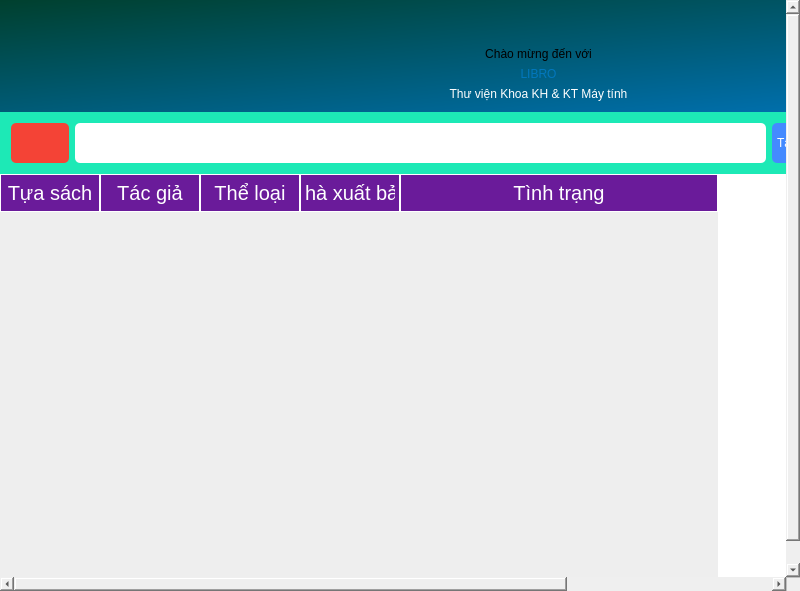
Old version of the form mainwindow.ui in the repository duydvu/Library.
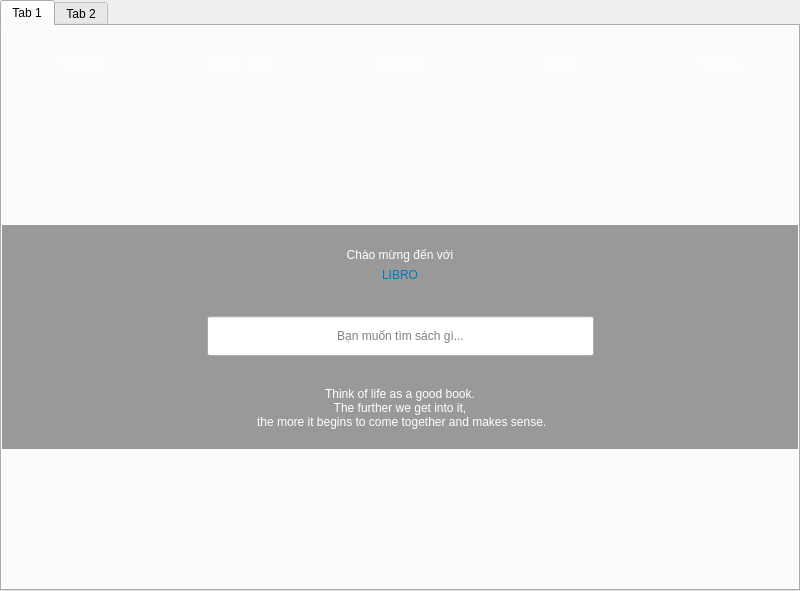
New version of the form. Icons and pictures are not drawn.

Commit message:
new interface color
User interface is now more beautiful, isn't it?

The edit to the form file:
```diff
--- a/mainwindow.ui
+++ b/mainwindow.ui
@@ -13,6 +13,12 @@
     <height>591</height>
    </rect>
   </property>
+  <property name="minimumSize">
+   <size>
+    <width>720</width>
+    <height>560</height>
+   </size>
+  </property>
   <property name="windowTitle">
    <string>MainWindow</string>
   </property>
@@ -21,7 +27,32 @@
   </property>
   <widget class="QWidget" name="centralWidget">
    <property name="styleSheet">
-    <string notr="true"/>
+    <string notr="true">QScrollBar:vertical {
+      	border: 1px solid #999999;
+       	background: rgba(0,0,0,80);
+       	width: 10px;    
+        margin: 0px 0px 0px 0px;
+		border:none;
+}
+QScrollBar::handle:vertical {
+        background: rgba(0,0,0,80);
+        min-height: 0px;
+border-radius: 3px;
+}
+QScrollBar::add-line:vertical {
+       background: rgba(0,0,0,80);
+        height: 0px;
+        subcontrol-position: bottom;
+        subcontrol-origin: margin;
+border-radius: 3px;
+}
+QScrollBar::sub-line:vertical {
+        background: rgba(0,0,0,80);
+       height: 0 px;
+       subcontrol-position: top;
+       subcontrol-origin: margin;
+border-radius: 3px;
+}</string>
    </property>
    <layout class="QGridLayout" name="gridLayout">
     <property name="leftMargin">
@@ -39,54 +70,19 @@
     <property name="spacing">
      <number>0</number>
     </property>
-    <item row="0" column="1">
-     <widget class="QScrollArea" name="scrollArea">
-      <property name="styleSheet">
-       <string notr="true">border: none;</string>
-      </property>
-      <property name="widgetResizable">
-       <bool>true</bool>
-      </property>
-      <widget class="QWidget" name="scrollAreaWidgetContents">
-       <property name="geometry">
-        <rect>
-         <x>-316</x>
-         <y>0</y>
-         <width>1099</width>
-         <height>771</height>
-        </rect>
-       </property>
-       <property name="styleSheet">
-        <string notr="true">border: none;</string>
-       </property>
-       <layout class="QVBoxLayout" name="verticalLayout" stretch="0">
-        <property name="spacing">
-         <number>0</number>
-        </property>
-        <property name="leftMargin">
-         <number>0</number>
-        </property>
-        <property name="topMargin">
-         <number>0</number>
-        </property>
-        <property name="rightMargin">
-         <number>0</number>
-        </property>
-        <property name="bottomMargin">
-         <number>0</number>
-        </property>
-        <item>
-         <widget class="QFrame" name="frame">
+    <item row="0" column="0">
+     <widget class="QTabWidget" name="tabWidget">
           <property name="styleSheet">
            <string notr="true"/>
           </property>
-          <property name="frameShape">
-           <enum>QFrame::StyledPanel</enum>
-          </property>
-          <property name="frameShadow">
-           <enum>QFrame::Raised</enum>
-          </property>
-          <layout class="QVBoxLayout" name="verticalLayout_2" stretch="1,0,0">
+      <property name="currentIndex">
+       <number>0</number>
+      </property>
+      <widget class="QWidget" name="tab_3">
+       <attribute name="title">
+        <string>Tab 1</string>
+       </attribute>
+       <layout class="QVBoxLayout" name="verticalLayout_3" stretch="1,4,4,4">
            <property name="spacing">
             <number>0</number>
            </property>
@@ -102,23 +98,22 @@
            <property name="bottomMargin">
             <number>0</number>
            </property>
-           <item>
-            <widget class="QFrame" name="frame_2">
-             <property name="styleSheet">
-              <string notr="true">background: url(Images/Background.png) no-repeat center center;
-background-color: qlineargradient(spread:reflect, x1:0, y1:0, x2:1, y2:1, stop:0 rgba(0, 64, 46, 255), stop:1 rgba(0, 118, 191, 255));</string>
-             </property>
-             <property name="frameShape">
-              <enum>QFrame::StyledPanel</enum>
-             </property>
-             <property name="frameShadow">
-              <enum>QFrame::Raised</enum>
-             </property>
-             <layout class="QVBoxLayout" name="verticalLayout_3" stretch="1,2,2,1">
               <item>
                <layout class="QHBoxLayout" name="horizontalLayout_3">
+          <property name="spacing">
+           <number>18</number>
+          </property>
+          <property name="sizeConstraint">
+           <enum>QLayout::SetFixedSize</enum>
+          </property>
                 <property name="leftMargin">
-                 <number>800</number>
+           <number>9</number>
+          </property>
+          <property name="topMargin">
+           <number>18</number>
+          </property>
+          <property name="rightMargin">
+           <number>9</number>
                 </property>
                 <item>
                  <widget class="QPushButton" name="Search">
@@ -128,11 +123,12 @@
                   <property name="styleSheet">
                    <string notr="true">QPushButton 
 {
-	height: 30px;
+	height: 40px;
+	width: 120px;
 	border-radius: 4px;
 	border: none;
 	font: 15pt &quot;Myriad Pro Cond&quot;;
-	background: #D32F2F;
+	background: rgba(255,255,255,80);
 	color: #fff;
 	outline: none;
 }
@@ -158,11 +154,12 @@
                   <property name="styleSheet">
                    <string notr="true">QPushButton 
 {
-	height: 30px;
+	height: 40px;
+	width: 120px;
 	border-radius: 4px;
 	border: none;
 	font: 15pt &quot;Myriad Pro Cond&quot;;
-	background: #D32F2F;
+	background: rgba(255,255,255,80);
 	color: #fff;
 	outline: none;
 }
@@ -188,11 +185,12 @@
                   <property name="styleSheet">
                    <string notr="true">QPushButton 
 {
-	height: 30px;
+	height: 40px;
+	width: 120px;
 	border-radius: 4px;
 	border: none;
 	font: 15pt &quot;Myriad Pro Cond&quot;;
-	background: #D32F2F;
+	background: rgba(255,255,255,80);
 	color: #fff;
 	outline: none;
 }
@@ -218,11 +216,12 @@
                   <property name="styleSheet">
                    <string notr="true">QPushButton 
 {
-	height: 30px;
+	height: 40px;
+	width: 120px;
 	border-radius: 4px;
 	border: none;
 	font: 15pt &quot;Myriad Pro Cond&quot;;
-	background: #D32F2F;
+	background: rgba(255,255,255,80);
 	color: #fff;
 	outline: none;
 }
@@ -248,11 +247,12 @@
                   <property name="styleSheet">
                    <string notr="true">QPushButton 
 {
-	height: 30px;
+	height: 40px;
+	width: 120px;
 	border-radius: 4px;
 	border: none;
 	font: 15pt &quot;Myriad Pro Cond&quot;;
-	background: #D32F2F;
+	background: rgba(255,255,255,80);
 	color: #fff;
 	outline: none;
 }
@@ -273,11 +273,44 @@
                </layout>
               </item>
               <item>
+         <widget class="QLabel" name="label_5">
+          <property name="styleSheet">
+           <string notr="true">background: none;</string>
+          </property>
+          <property name="text">
+           <string/>
+          </property>
+         </widget>
+        </item>
+        <item>
+         <widget class="QWidget" name="widget_2" native="true">
+          <property name="styleSheet">
+           <string notr="true">background: rgba(0,0,0,100);</string>
+          </property>
+          <layout class="QVBoxLayout" name="verticalLayout_2">
+           <property name="spacing">
+            <number>0</number>
+           </property>
+           <property name="leftMargin">
+            <number>0</number>
+           </property>
+           <property name="topMargin">
+            <number>0</number>
+           </property>
+           <property name="rightMargin">
+            <number>0</number>
+           </property>
+           <property name="bottomMargin">
+            <number>0</number>
+           </property>
+           <item>
                <widget class="QLabel" name="label_2">
                 <property name="styleSheet">
-                 <string notr="true">font: 40pt &quot;Lobster&quot;;
-
-background: none;</string>
+              <string notr="true">font: 30pt &quot;Lobster&quot;;
+color: rgba(255,255,255,255);
+background: none;
+margin: 0;
+margin-top: 20px;</string>
                 </property>
                 <property name="text">
                  <string>Chào mừng đến với</string>
@@ -290,9 +323,11 @@
               <item>
                <widget class="QLabel" name="label_3">
                 <property name="styleSheet">
-                 <string notr="true">font: 60pt &quot;Lobster&quot;;
+              <string notr="true">font: 45pt &quot;Lobster&quot;;
 color: #0277BD;
-background: none;</string>
+background: none;
+margin: 0;
+margin-bottom: 20px;</string>
                 </property>
                 <property name="text">
                  <string>LIBRO</string>
@@ -302,15 +337,83 @@
                 </property>
                </widget>
               </item>
+           <item>
+            <widget class="QWidget" name="widget" native="true">
+             <property name="styleSheet">
+              <string notr="true">background: none;</string>
+             </property>
+             <layout class="QHBoxLayout" name="horizontalLayout_4" stretch="1,2,1">
+              <item>
+               <spacer name="horizontalSpacer">
+                <property name="orientation">
+                 <enum>Qt::Horizontal</enum>
+                </property>
+                <property name="sizeHint" stdset="0">
+                 <size>
+                  <width>188</width>
+                  <height>20</height>
+                 </size>
+                </property>
+               </spacer>
+              </item>
+              <item>
+               <widget class="QLineEdit" name="mainSearch">
+                <property name="minimumSize">
+                 <size>
+                  <width>0</width>
+                  <height>40</height>
+                 </size>
+                </property>
+                <property name="maximumSize">
+                 <size>
+                  <width>16777215</width>
+                  <height>40</height>
+                 </size>
+                </property>
+                <property name="styleSheet">
+                 <string notr="true">height: 40px;
+border-radius: 10px;
+padding-left: 10px;
+background: rgba(255,255,255,255);
+font: 20pt &quot;Myriad Pro Cond&quot;;
+/*margin: 0 100px 0 100px;/*</string>
+                </property>
+                <property name="alignment">
+                 <set>Qt::AlignCenter</set>
+                </property>
+                <property name="placeholderText">
+                 <string>Bạn muốn tìm sách gì...</string>
+                </property>
+               </widget>
+              </item>
+              <item>
+               <spacer name="horizontalSpacer_2">
+                <property name="orientation">
+                 <enum>Qt::Horizontal</enum>
+                </property>
+                <property name="sizeHint" stdset="0">
+                 <size>
+                  <width>188</width>
+                  <height>20</height>
+                 </size>
+                </property>
+               </spacer>
+              </item>
+             </layout>
+            </widget>
+           </item>
               <item>
                <widget class="QLabel" name="label_4">
                 <property name="styleSheet">
-                 <string notr="true">font: 30pt &quot;Lobster&quot;;
+              <string notr="true">font: 15pt &quot;Lobster&quot;;
 color: #fff;
-background: none;</string>
+background: none;
+margin: 20px 0 20px 0;</string>
                 </property>
                 <property name="text">
-                 <string>Thư viện Khoa KH &amp; KT Máy tính</string>
+              <string>Think of life as a good book.
+The further we get into it,
+ the more it begins to come together and makes sense.</string>
                 </property>
                 <property name="alignment">
                  <set>Qt::AlignCenter</set>
@@ -321,9 +424,44 @@
             </widget>
            </item>
            <item>
+         <widget class="QLabel" name="label_6">
+          <property name="styleSheet">
+           <string notr="true">background: none;</string>
+          </property>
+          <property name="text">
+           <string/>
+          </property>
+         </widget>
+        </item>
+       </layout>
+      </widget>
+      <widget class="QWidget" name="tab_4">
+       <property name="styleSheet">
+        <string notr="true">background: none;</string>
+       </property>
+       <attribute name="title">
+        <string>Tab 2</string>
+       </attribute>
+       <layout class="QGridLayout" name="gridLayout_2">
+        <property name="leftMargin">
+         <number>10</number>
+        </property>
+        <property name="topMargin">
+         <number>10</number>
+        </property>
+        <property name="rightMargin">
+         <number>10</number>
+        </property>
+        <property name="bottomMargin">
+         <number>10</number>
+        </property>
+        <property name="horizontalSpacing">
+         <number>10</number>
+        </property>
+        <item row="0" column="0">
             <widget class="QFrame" name="MainBar">
              <property name="styleSheet">
-              <string notr="true">background: #1DE9B6;</string>
+           <string notr="true">background: rgba(0,0,0,80);</string>
              </property>
              <property name="frameShape">
               <enum>QFrame::StyledPanel</enum>
@@ -331,7 +469,7 @@
              <property name="frameShadow">
               <enum>QFrame::Raised</enum>
              </property>
-             <layout class="QHBoxLayout" name="horizontalLayout_2" stretch="1,12,3,2">
+          <layout class="QHBoxLayout" name="horizontalLayout_2" stretch="1,10,3,2">
               <item>
                <widget class="QPushButton" name="Back">
                 <property name="cursor">
@@ -342,7 +480,7 @@
 	height: 40px;
 	border-width: 0px;
 	border-radius: 5px;
-	background-color: #F44336;
+	background: rgba(244,67,54,150);
 	color: #222;
 	outline: none;
 	font: 15pt &quot;Myriad Pro Cond&quot;;
@@ -378,40 +516,34 @@
               <item>
                <widget class="QComboBox" name="Category">
                 <property name="styleSheet">
-                 <string notr="true">#Category{
+              <string notr="true">QComboBox{	
 	height: 40px;
 	border-width: 0px;
 	border-radius: 5px;
-	background-color: #448AFF;
+	background: rgba(68,138,255,200);
 	color: #fff;
 	outline: none;
 	font: 15pt &quot;Myriad Pro Cond&quot;;
 }
-QComboBox:editable {
-    background: white;
-}
 
-QComboBox:!editable, QComboBox::drop-down:editable {
-     background: qlineargradient(x1: 0, y1: 0, x2: 0, y2: 1,
-                                 stop: 0 #E1E1E1, stop: 0.4 #DDDDDD,
-                                 stop: 0.5 #D8D8D8, stop: 1.0 #D3D3D3);
+QComboBox QAbstractItemView
+{
+    border: 2px solid darkgray;
+    color: #fff;
+	background: rgba(68,138,255,200);
+    selection-background-color:qlineargradient(spread:reflect, x1:0, y1:0.614, x2:1, y2:0.585, stop:0 rgba(0, 109, 255, 205), stop:1 rgba(48, 212, 155, 227));
+	outline: none;
 }
 
-/* QComboBox gets the &quot;on&quot; state when the popup is open */
-QComboBox:!editable:on, QComboBox::drop-down:editable:on {
-    background: qlineargradient(x1: 0, y1: 0, x2: 0, y2: 1,
-                                stop: 0 #D3D3D3, stop: 0.4 #D8D8D8,
-                                stop: 0.5 #DDDDDD, stop: 1.0 #E1E1E1);
-}
 
 QComboBox:on { /* shift the text when the popup opens */
     padding-top: 3px;
     padding-left: 4px;
 }
 
+
 QComboBox::drop-down {
     width: 0px;
-
     border: none
 }</string>
                 </property>
@@ -588,10 +720,10 @@
              <zorder>Category</zorder>
             </widget>
            </item>
-           <item>
-            <layout class="QHBoxLayout" name="horizontalLayout" stretch="2,1">
+        <item row="1" column="0">
+         <layout class="QHBoxLayout" name="horizontalLayout" stretch="3,2">
              <property name="spacing">
-              <number>0</number>
+           <number>10</number>
              </property>
              <item>
               <widget class="QTableWidget" name="BooksTable">
@@ -603,7 +735,7 @@
                </property>
                <property name="styleSheet">
                 <string notr="true">QHeaderView::section {
-    background-color: #6A1B9A;
+    background: rgba(106,27,154,200);
 	padding: 4px;
     border: 1px solid #fff;
 	color: #fff;
@@ -612,13 +744,13 @@
 }
 
 QTableWidget {
-	background-color: #eee;
+	background: rgba(238,238,238,200);
     gridline-color: #fffff8;
     font-size: 12pt;
 }
 
 QTableWidget QTableCornerButton::section {
-    background-color: #646464;
+    background: #646464;
     border: 1px solid #fffff8;
 }
 </string>
@@ -674,7 +806,7 @@
              <item>
               <widget class="QFrame" name="frame_3">
                <property name="styleSheet">
-                <string notr="true">background: #fff;</string>
+             <string notr="true">background: rgba(0,0,0,150);</string>
                </property>
                <property name="frameShape">
                 <enum>QFrame::StyledPanel</enum>
@@ -718,7 +850,8 @@
                 <item>
                  <widget class="QGraphicsView" name="bookView">
                   <property name="styleSheet">
-                   <string notr="true">border: none;</string>
+                <string notr="true">border: none;
+background: rgba(0,0,0,0);</string>
                   </property>
                  </widget>
                 </item>
@@ -731,7 +864,9 @@
                    </size>
                   </property>
                   <property name="styleSheet">
-                   <string notr="true">font: 15pt &quot;Myriad Pro Cond&quot;;</string>
+                <string notr="true">background: rgba(0,0,0,0);
+color: #fff;
+font: 15pt &quot;Myriad Pro Cond&quot;;</string>
                   </property>
                  </widget>
                 </item>
@@ -739,9 +874,6 @@
               </widget>
              </item>
             </layout>
-           </item>
-          </layout>
-         </widget>
         </item>
        </layout>
       </widget>
```
Left out of the diff: 27 changed lines with no effect on the pictures. Lines whose indentation alone changed are shown as unchanged. The commit also changes 32 other files.
